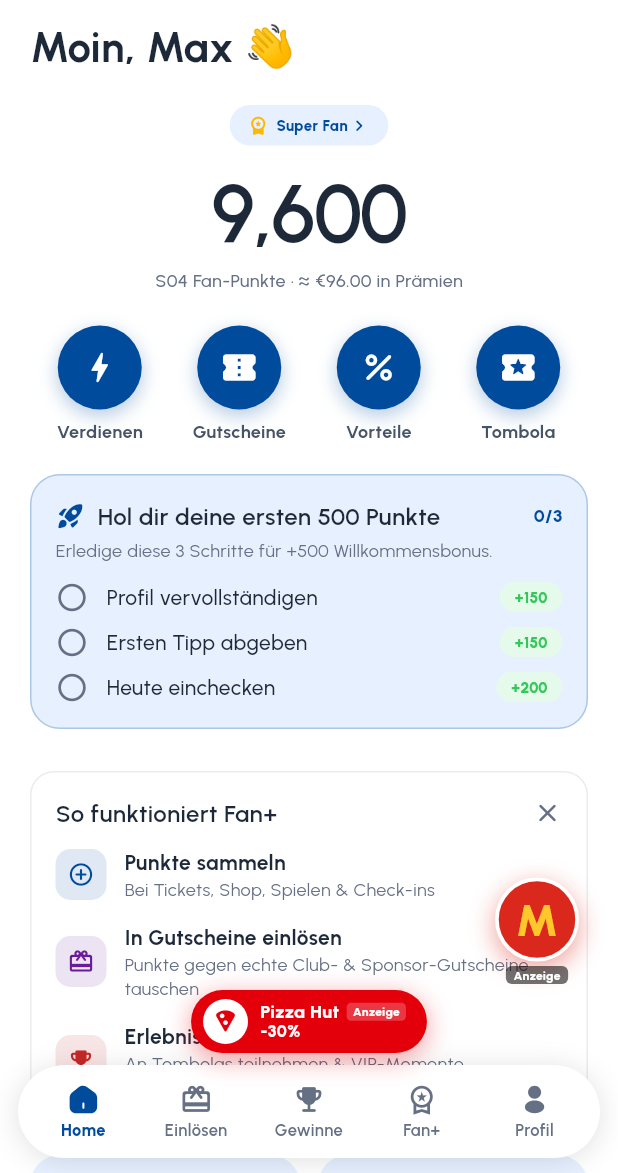
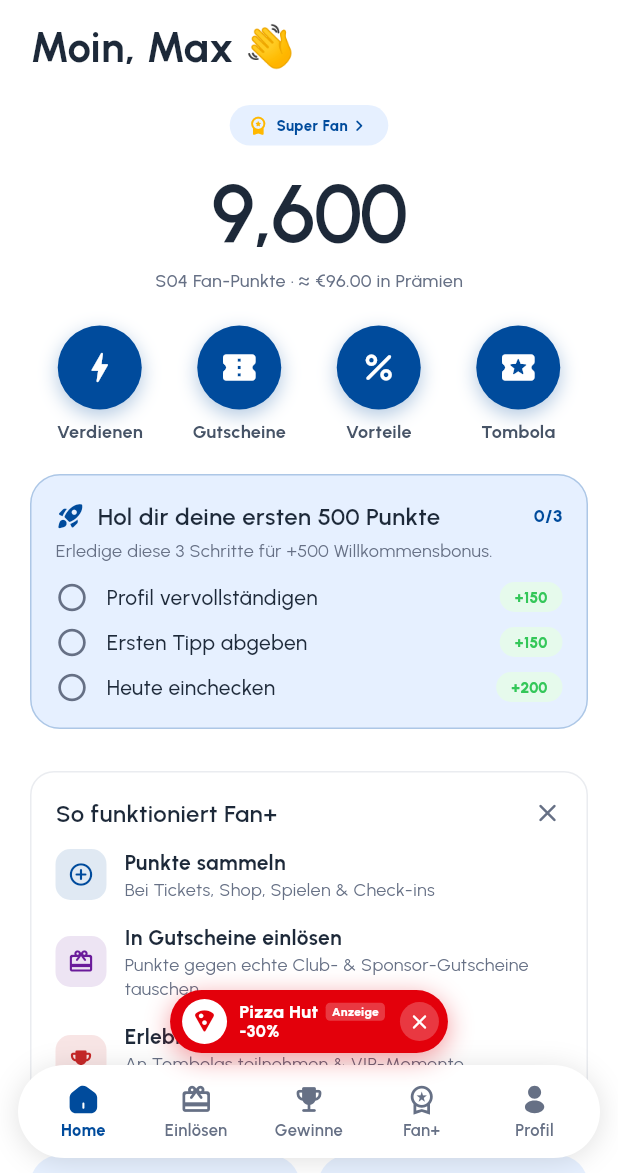
Before and after one commit to COREVIONLABS/EMBAapp-native, a Flutter app: the MainShell screen opened directly, on a phone screen of 412 x 824 dp, the part 63-1236 px from its top. Run offline on Flutter 3.47's test engine with Material 3 defaults, Android fonts, the phone set to English and light mode, and no system bars; our stand-ins replace flutter_svg.

Commit message:
Scope the floating ads down + make them dismissible
Less clutter, per feedback:
- Pizza Hut floating ad now shows on the Home tab only (was on every tab).
- McDonald's "M" badge now appears only on the Vorteile page (removed
  from the main tabs).
- Both placements get an "×" that hides them via a confirm dialog, so
  they can't be dismissed by accident. Backed by per-placement visibility
  flags; still gated on ad consent and labelled "Anzeige".

Co-Authored-By: Claude Opus 4.8 <noreply@anthropic.com>
Claude-Session: https://claude.ai/code/session_0138H2TPm9wvb2D54WvCY8tL

```diff
--- a/lib/l10n/strings.dart
+++ b/lib/l10n/strings.dart
@@ -1841,6 +1841,8 @@ const Map<String, String> _de = {
   'Partners around the VELTINS-Arena.': 'Partner rund um die VELTINS-Arena.',
   'On every matchday menu': 'Auf jedes Spieltags-Menü',
   'Large pizzas, home delivery': 'Große Pizzen, Lieferung nach Hause',
+  'Hide this ad?': 'Anzeige ausblenden?',
+  'This sponsored placement will be hidden.': 'Diese gesponserte Anzeige wird ausgeblendet.',
   // ── Member-discounts marketplace: contextual bottom nav + views ──
   'Favorites': 'Favoriten',
   'Your saved partners.': 'Deine gemerkten Partner.',
--- a/lib/main_shell.dart
+++ b/lib/main_shell.dart
@@ -59,10 +59,10 @@ class _MainShellState extends State<MainShell> {
             bottom: 0,
             child: AppBottomNav(active: _tab, onTap: (i) => setState(() => _tab = i)),
           ),
-          // Sellable sponsor ad slots floating above the nav (noon style):
-          // a centre Pizza Hut button + a floating McDonald's badge, hovering
-          // over the menu. Gated on ad consent, labelled "Anzeige".
-          const Positioned.fill(child: FloatingSponsorAds()),
+          // Floating Pizza Hut ad — Home tab only (kept off the other tabs so
+          // it doesn't feel like too much). The McDonald's badge lives on the
+          // Vorteile page instead. Gated on ad consent, labelled "Anzeige".
+          if (_tab == 0) const Positioned.fill(child: FloatingSponsorAds()),
         ],
       ),
     );
--- a/lib/model/consent.dart
+++ b/lib/model/consent.dart
@@ -11,3 +11,8 @@ import 'package:flutter/foundation.dart';
 final ValueNotifier<bool> personalizationConsent = ValueNotifier<bool>(true);
 final ValueNotifier<bool> adsConsent = ValueNotifier<bool>(true);
 final ValueNotifier<bool> locationConsent = ValueNotifier<bool>(true);
+
+/// Per-placement dismissal for the two floating sponsor ads. A fan can hide each
+/// one (with a confirm so it isn't lost by accident); session-scoped.
+final ValueNotifier<bool> pizzaHutAdVisible = ValueNotifier<bool>(true);
+final ValueNotifier<bool> mcdonaldsAdVisible = ValueNotifier<bool>(true);
--- a/lib/widgets/floating_sponsor_ads.dart
+++ b/lib/widgets/floating_sponsor_ads.dart
@@ -6,18 +6,8 @@ import '../screens/voucher_screen.dart';
 import 'action_sheets.dart';
 import '../l10n/strings.dart';
 
-/// Premium, separately-sellable sponsor ad slots that live in the navigation
-/// area (noon style): a branded button docked at the centre of the bottom bar,
-/// and a round sponsor badge that floats diagonally above it, hovering over the
-/// menu. Both are paid placements — labelled "Anzeige" (EU 2019/1150) and shown
-/// only while the fan consents to advertising ([adsConsent]).
-///
-/// This is overlay inventory: it sits on top of the tab content without taking
-/// a functional tab, so every real destination stays reachable.
-class FloatingSponsorAds extends StatelessWidget {
-  const FloatingSponsorAds({super.key});
-
-  Future<void> _claim(BuildContext context, {required String partner, required String discount, required String detail}) async {
+/// Claim a sponsor's member voucher (shared by both floating placements).
+Future<void> claimSponsorVoucher(BuildContext context, {required String partner, required String discount, required String detail}) async {
   final ok = await showConfirmDialog(
     context,
     title: 'Get this member voucher?',
@@ -30,30 +20,42 @@ class FloatingSponsorAds extends StatelessWidget {
   await Navigator.of(context).push(MaterialPageRoute(builder: (_) => VoucherScreen.fromIssued(v)));
 }
 
+/// Confirm-then-hide a floating ad (so it can't be dismissed by accident).
+Future<void> confirmHideAd(BuildContext context, ValueNotifier<bool> flag) async {
+  final ok = await showConfirmDialog(
+    context,
+    title: 'Hide this ad?',
+    message: 'This sponsored placement will be hidden.',
+    confirmLabel: 'Hide',
+  );
+  if (ok) flag.value = false;
+}
+
+/// The floating **Pizza Hut** placement — a sponsored button docked at the
+/// centre, just above the bottom nav. Home screen only (kept off the other tabs
+/// so it doesn't feel like too much). Labelled "Anzeige", gated on ad consent,
+/// and dismissible with a confirm.
+class FloatingSponsorAds extends StatelessWidget {
+  const FloatingSponsorAds({super.key});
+
   @override
   Widget build(BuildContext context) {
     final bottomInset = MediaQuery.of(context).padding.bottom;
-    // Clearance above the floating bottom nav (bar height + its bottom padding).
     final navClear = 74.0 + bottomInset;
 
-    return ValueListenableBuilder<bool>(
-      valueListenable: adsConsent,
-      builder: (context, ads, __) {
-        if (!ads) return const SizedBox.shrink();
+    return AnimatedBuilder(
+      animation: Listenable.merge([adsConsent, pizzaHutAdVisible]),
+      builder: (context, __) {
+        if (!adsConsent.value || !pizzaHutAdVisible.value) return const SizedBox.shrink();
         return Stack(children: [
-          // ── Pizza Hut — sponsored button, centre of the bottom bar ──
           Positioned(
             left: 0, right: 0, bottom: navClear + 6,
             child: Center(
-              child: _PizzaHutButton(onTap: () => _claim(context,
-                  partner: 'Pizza Hut', discount: '30% off', detail: tr('Large pizzas, home delivery'))),
+              child: _PizzaHutButton(
+                onTap: () => claimSponsorVoucher(context, partner: 'Pizza Hut', discount: '30% off', detail: tr('Large pizzas, home delivery')),
+                onDismiss: () => confirmHideAd(context, pizzaHutAdVisible),
               ),
             ),
-          // ── McDonald's — round badge floating diagonally up-right ──
-          Positioned(
-            right: 26, bottom: navClear + 52,
-            child: McDonaldsAdBadge(onTap: () => _claim(context,
-                partner: "McDonald's", discount: '20% off', detail: tr('On every matchday menu'))),
           ),
         ]);
       },
@@ -61,11 +63,12 @@ class FloatingSponsorAds extends StatelessWidget {
   }
 }
 
-/// Centre-docked Pizza Hut placement: a red pill with the logo, the offer and a
-/// small "Anzeige" tag.
+/// Centre-docked Pizza Hut placement: a red pill with the logo, the offer, a
+/// small "Anzeige" tag and a dismiss "×".
 class _PizzaHutButton extends StatelessWidget {
   final VoidCallback onTap;
-  const _PizzaHutButton({required this.onTap});
+  final VoidCallback onDismiss;
+  const _PizzaHutButton({required this.onTap, required this.onDismiss});
   static const _red = Color(0xFFE3000B);
 
   @override
@@ -74,7 +77,7 @@ class _PizzaHutButton extends StatelessWidget {
       onTap: onTap,
       behavior: HitTestBehavior.opaque,
       child: Container(
-        padding: const EdgeInsets.fromLTRB(8, 6, 14, 6),
+        padding: const EdgeInsets.fromLTRB(8, 6, 6, 6),
         decoration: BoxDecoration(
           color: _red,
           borderRadius: BorderRadius.circular(999),
@@ -91,6 +94,16 @@ class _PizzaHutButton extends StatelessWidget {
             ]),
             Text('-30%', style: AppText.caption1.copyWith(color: Colors.white, fontWeight: FontWeight.w800, fontSize: 11)),
           ]),
+          const SizedBox(width: 10),
+          GestureDetector(
+            onTap: onDismiss,
+            behavior: HitTestBehavior.opaque,
+            child: Container(
+              width: 26, height: 26,
+              decoration: BoxDecoration(color: Colors.white.withValues(alpha: 0.22), shape: BoxShape.circle),
+              child: const Icon(Icons.close_rounded, color: Colors.white, size: 16),
+            ),
+          ),
         ]),
       ),
     );
@@ -98,21 +111,23 @@ class _PizzaHutButton extends StatelessWidget {
 }
 
 /// Floating McDonald's badge: a red circle with a golden "M", a tiny "Anzeige"
-/// tag underneath. Hovers above the nav, over the menu. Public so pages with
-/// their own nav (e.g. the discounts marketplace) can float it too.
+/// tag underneath, and (when [onDismiss] is given) a small "×" to hide it.
+/// Public so pages with their own nav (the discounts marketplace) can float it.
 class McDonaldsAdBadge extends StatelessWidget {
   final VoidCallback onTap;
-  const McDonaldsAdBadge({super.key, required this.onTap});
+  final VoidCallback? onDismiss;
+  const McDonaldsAdBadge({super.key, required this.onTap, this.onDismiss});
   static const _red = Color(0xFFDA291C);
   static const _gold = Color(0xFFFFC72C);
 
   @override
   Widget build(BuildContext context) {
-    return GestureDetector(
+    return Column(mainAxisSize: MainAxisSize.min, children: [
+      Stack(clipBehavior: Clip.none, children: [
+        GestureDetector(
           onTap: onTap,
           behavior: HitTestBehavior.opaque,
-      child: Column(mainAxisSize: MainAxisSize.min, children: [
-        Container(
+          child: Container(
             width: 56, height: 56,
             decoration: BoxDecoration(
               color: _red, shape: BoxShape.circle,
@@ -122,13 +137,27 @@ class McDonaldsAdBadge extends StatelessWidget {
             alignment: Alignment.center,
             child: Text('M', style: AppText.h2.copyWith(color: _gold, fontWeight: FontWeight.w900, fontSize: 30, height: 1)),
           ),
+        ),
+        if (onDismiss != null)
+          Positioned(
+            right: -4, top: -4,
+            child: GestureDetector(
+              onTap: onDismiss,
+              behavior: HitTestBehavior.opaque,
+              child: Container(
+                width: 22, height: 22,
+                decoration: BoxDecoration(color: AppColors.brandDarkest, shape: BoxShape.circle, border: Border.all(color: Colors.white, width: 1.5)),
+                child: const Icon(Icons.close_rounded, color: Colors.white, size: 13),
+              ),
+            ),
+          ),
+      ]),
       const SizedBox(height: 3),
       Container(
         padding: const EdgeInsets.symmetric(horizontal: 5, vertical: 1),
         decoration: BoxDecoration(color: Colors.black.withValues(alpha: 0.55), borderRadius: BorderRadius.circular(4)),
         child: Text(tr('Ad'), style: AppText.caption1.copyWith(color: Colors.white, fontWeight: FontWeight.w800, fontSize: 8)),
       ),
-      ]),
-    );
+    ]);
   }
 }
```
Also changed, not shown: lib/screens/member_discounts_screen.dart (+10 -6 lines). Lines whose indentation alone changed are shown as unchanged.
